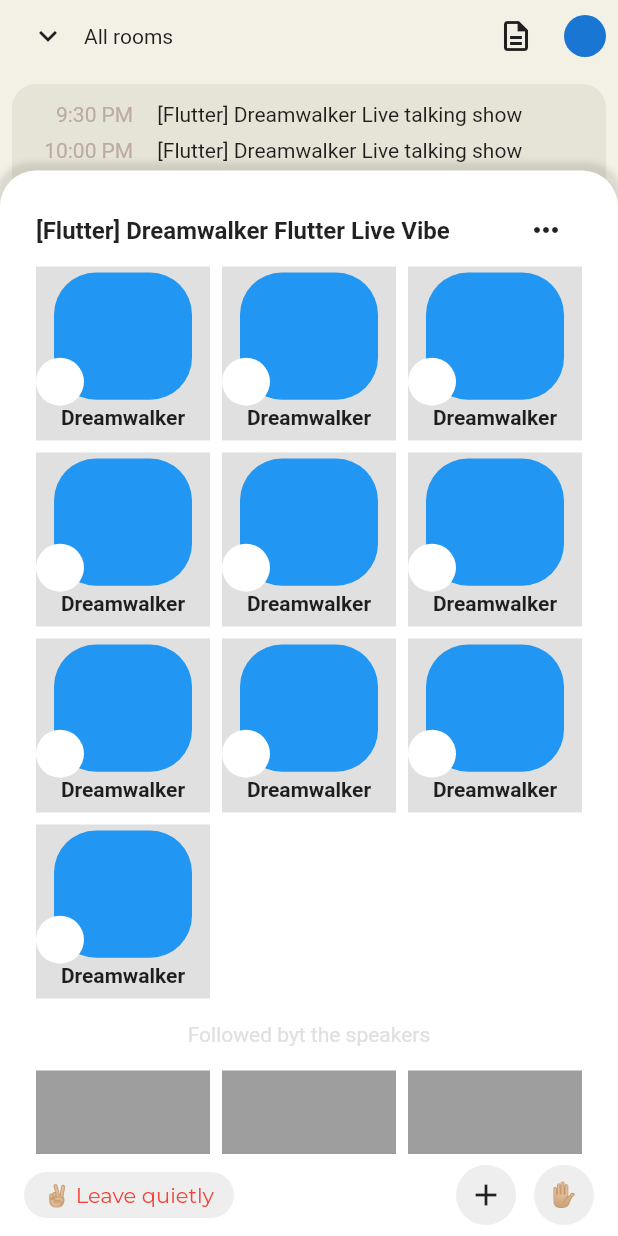
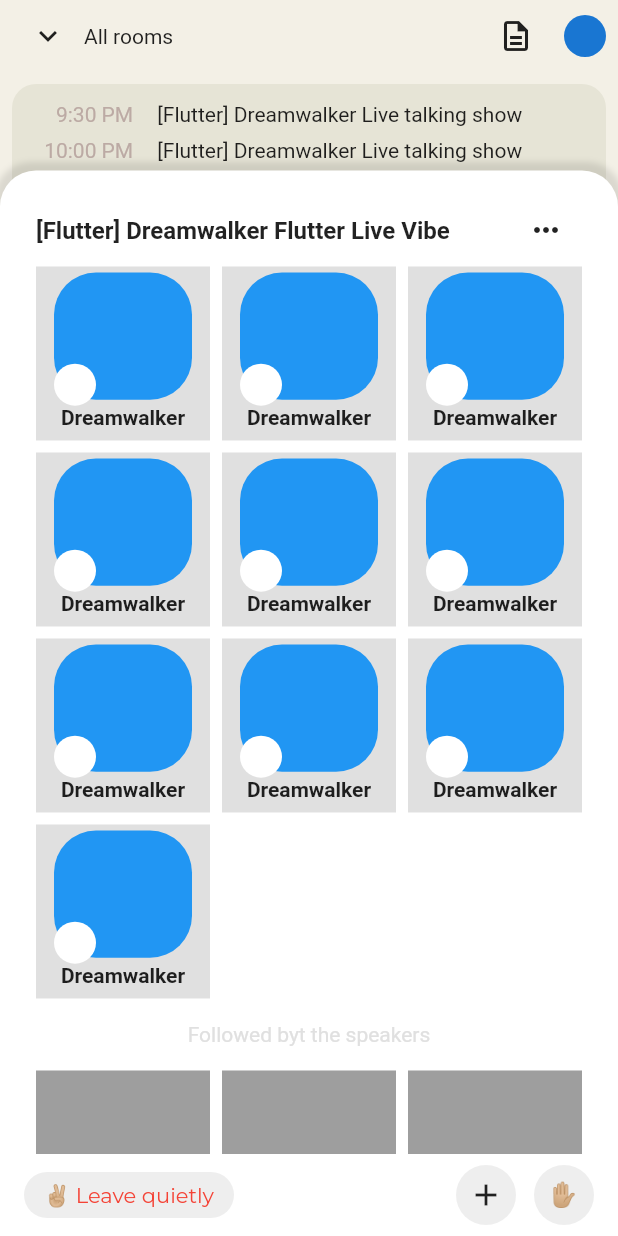
Before and after one commit to JAICHANGPARK/flutter_notebook_11th_story, a Flutter app: the screen it shows after launch, after a tap on the "apps" icon, after a tap on "+632", on a phone screen of 412 x 824 dp. Run offline on Flutter 3.47's test engine with Material 2 defaults, Android fonts, the phone set to English and light mode, and no system bars; drawn by our look-alikes of flutter_inner_drawer, flutter_slidable; our stand-ins replace backdrop, badges, google_fonts.

Commit message:
Update clubhouse_home_page.dart

```diff
--- a/lib/ep701_clubhouse/ui/clubhouse_home_page.dart
+++ b/lib/ep701_clubhouse/ui/clubhouse_home_page.dart
@@ -154,9 +154,9 @@ class _ClubhouseHomePageState extends State<ClubhouseHomePage> {
                                                       bottom: 4,),
                                                       Positioned(
                                                           bottom: 0,
-                                                          left: 0,
+                                                          left: 12,
                                                           child: CircleAvatar(
-                                                            radius: 16,
+                                                            radius: 14,
                                                         backgroundColor: Colors.white,
                                                         child: Text(""),
                                                       ))
```
